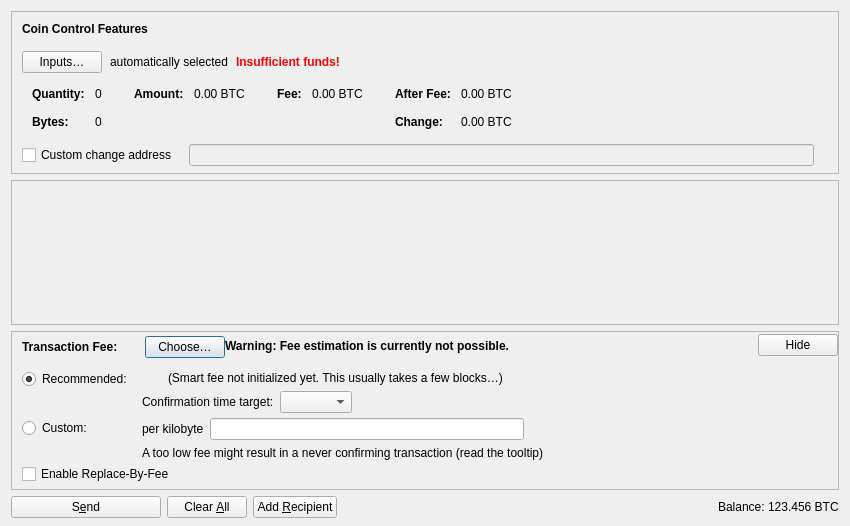
This is src/qt/forms/sendcoinsdialog.ui in vexy/bitcoin as Qt 5 draws it before an edit. The edited form follows.
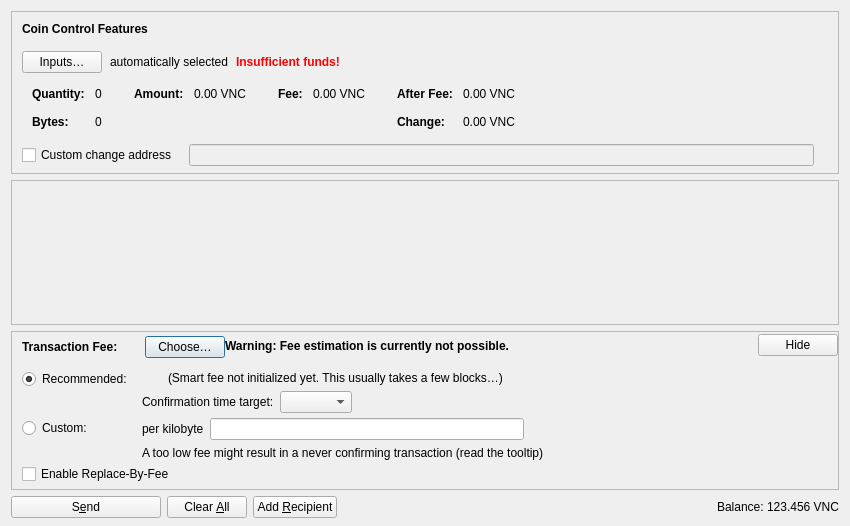
This is the edited form. Icons and pictures are not drawn. Custom widgets are drawn as their Qt base class.

What changed in the file:
```diff
--- a/src/qt/forms/sendcoinsdialog.ui
+++ b/src/qt/forms/sendcoinsdialog.ui
@@ -327,7 +327,7 @@
                   <enum>Qt::ActionsContextMenu</enum>
                  </property>
                  <property name="text">
-                  <string notr="true">0.00 BTC</string>
+                  <string notr="true">0.00 VNC</string>
                  </property>
                  <property name="textInteractionFlags">
                   <set>Qt::LinksAccessibleByMouse|Qt::TextSelectableByKeyboard|Qt::TextSelectableByMouse</set>
@@ -378,7 +378,7 @@
                   <enum>Qt::ActionsContextMenu</enum>
                  </property>
                  <property name="text">
-                  <string notr="true">0.00 BTC</string>
+                  <string notr="true">0.00 VNC</string>
                  </property>
                  <property name="textInteractionFlags">
                   <set>Qt::LinksAccessibleByMouse|Qt::TextSelectableByKeyboard|Qt::TextSelectableByMouse</set>
@@ -432,7 +432,7 @@
                   <enum>Qt::ActionsContextMenu</enum>
                  </property>
                  <property name="text">
-                  <string notr="true">0.00 BTC</string>
+                  <string notr="true">0.00 VNC</string>
                  </property>
                  <property name="textInteractionFlags">
                   <set>Qt::LinksAccessibleByMouse|Qt::TextSelectableByKeyboard|Qt::TextSelectableByMouse</set>
@@ -461,7 +461,7 @@
                   <enum>Qt::ActionsContextMenu</enum>
                  </property>
                  <property name="text">
-                  <string notr="true">0.00 BTC</string>
+                  <string notr="true">0.00 VNC</string>
                  </property>
                  <property name="textInteractionFlags">
                   <set>Qt::LinksAccessibleByMouse|Qt::TextSelectableByKeyboard|Qt::TextSelectableByMouse</set>
@@ -1191,7 +1191,7 @@
           <cursorShape>IBeamCursor</cursorShape>
          </property>
          <property name="text">
-          <string notr="true">123.456 BTC</string>
+          <string notr="true">123.456 VNC</string>
          </property>
          <property name="textInteractionFlags">
           <set>Qt::LinksAccessibleByMouse|Qt::TextSelectableByKeyboard|Qt::TextSelectableByMouse</set>
```
